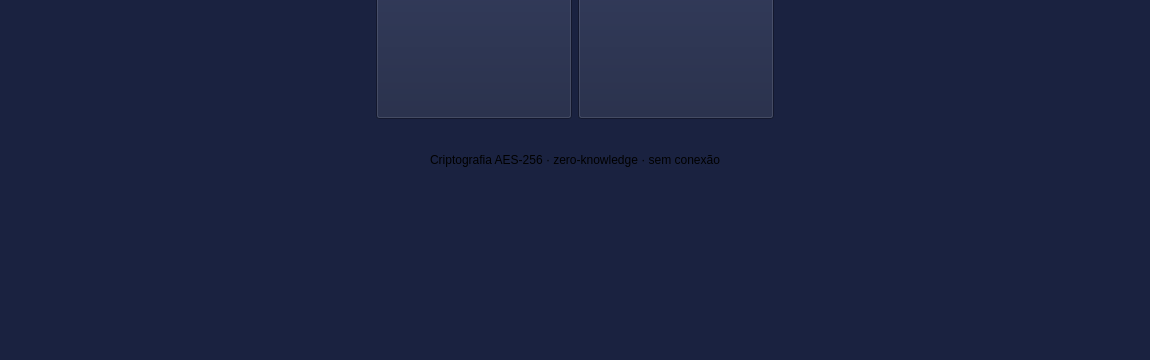
Old version of the form src/app/keepcold/mainwindow/mainwindow.ui in the repository Kotz-dev/keepcold; both pictures show x 0 to 1150 and y 490 to 850 of the 1150 by 850 pixel window.
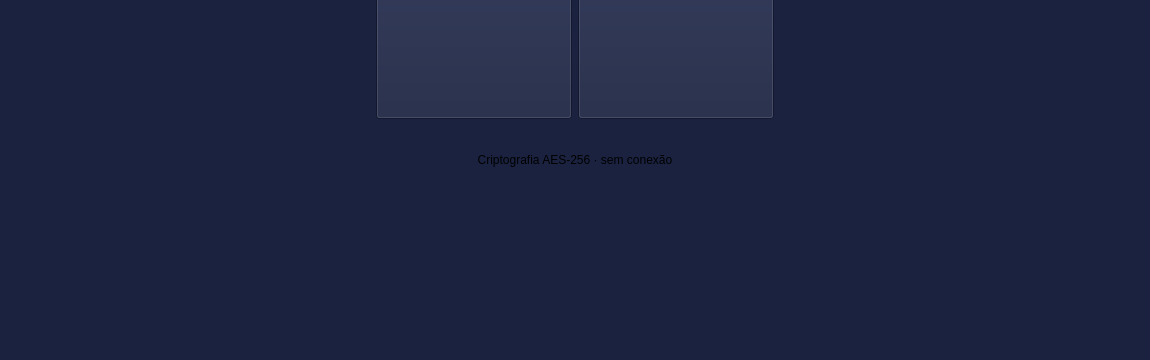
New version of the form. The open tabs and pages were chosen to show the change. Icons and pictures are not drawn.

```diff
--- a/src/app/keepcold/mainwindow/mainwindow.ui
+++ b/src/app/keepcold/mainwindow/mainwindow.ui
@@ -5161,7 +5161,7 @@
               <item alignment="Qt::AlignmentFlag::AlignTop">
                <widget class="QLabel" name="Welcome_label_selo_seguranca">
                 <property name="text">
-                 <string>Criptografia AES-256 · zero-knowledge · sem conexão</string>
+                 <string>Criptografia AES-256 · sem conexão</string>
                 </property>
                 <property name="alignment">
                  <set>Qt::AlignmentFlag::AlignCenter</set>
```
Left out of the diff: 4 changed lines with no effect on the pictures.
